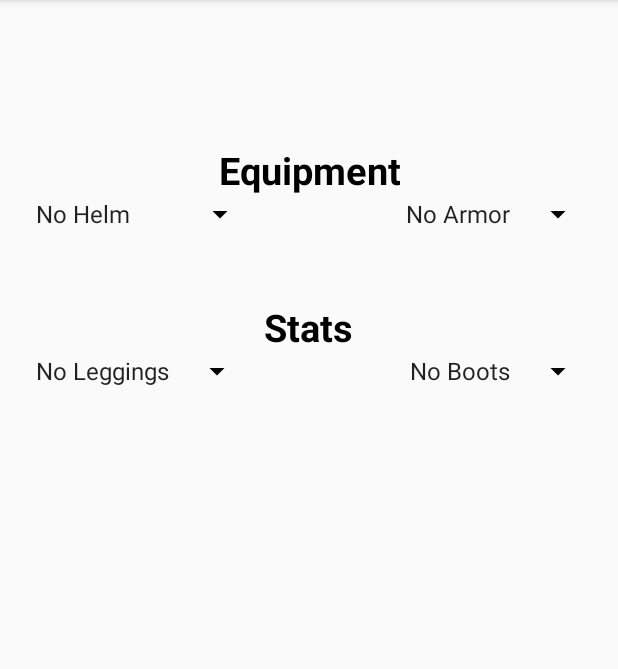
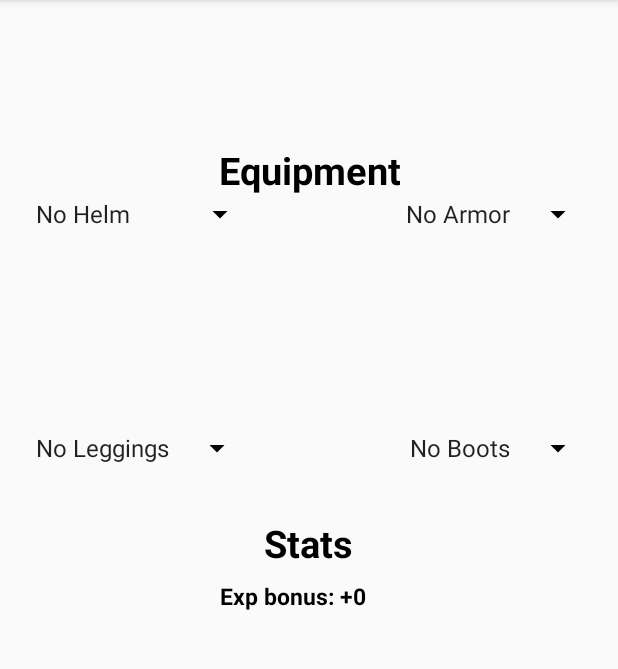
Before and after one commit to gordineerandrew/FatSlayerRPG, an Android app: the fragment Stats shown on its own in the app's theme, on a phone screen of 412 x 824 dp, the part 84-753 px from its top. Run offline under Robolectric (Android 15) with nearby library versions, the phone set to English and light mode, and no system bars.

Commit message:
Quest loot obtained working stats working TODO: Implement difficulty and boosted stats

```diff
--- a/app/src/main/java/fatslayers/fatslayerrpg/MainActivity.java
+++ b/app/src/main/java/fatslayers/fatslayerrpg/MainActivity.java
@@ -30,10 +30,13 @@ import android.view.ViewGroup;
 import android.widget.AdapterView;
 import android.widget.ArrayAdapter;
 import android.widget.ProgressBar;
+import android.widget.RelativeLayout;
 import android.widget.Spinner;
 import android.widget.Switch;
 import android.widget.TextView;
 import android.widget.Toast;
+
+import org.w3c.dom.Text;
 
 import java.util.ArrayList;
 import java.util.List;
@@ -132,6 +135,7 @@ public class MainActivity extends AppCompatActivity  {
         nameText = (TextView) findViewById(R.id.userId);
         levelText = (TextView) findViewById(R.id.userLvl);
         fkme = (TextView) findViewById(R.id.count_fat_slain);
+
 //        spinner_helm = (Spinner) findViewById(R.id.equip_helm);
 //        spinner_armor = (Spinner) findViewById(R.id.equip_armor);
 //        spinner_leggings = (Spinner) findViewById(R.id.equip_leggings);
--- a/app/src/main/java/fatslayers/fatslayerrpg/Stats.java
+++ b/app/src/main/java/fatslayers/fatslayerrpg/Stats.java
@@ -16,6 +16,7 @@ import android.widget.AdapterView;
 import android.widget.ArrayAdapter;
 import android.widget.RelativeLayout;
 import android.widget.Spinner;
+import android.widget.TextView;
 import android.widget.Toast;
 
 import java.util.ArrayList;
@@ -34,17 +35,18 @@ public class Stats extends Fragment implements AdapterView.OnItemSelectedListene
     List<String> leggings_list;
     List<String> boots_list;
 
-    private int helm_int;
-    private int armor_int;
-    private int leggings_int;
-    private int boots_int;
-
+    TextView expBonus;
+    TextView expBoost;
 
 
     @Override
     public View onCreateView(LayoutInflater inflater, ViewGroup container,
                              Bundle savedInstanceState) {
         View rootView = inflater.inflate(R.layout.stats_screen, container, false);
+
+        expBonus = (TextView) rootView.findViewById(R.id.exp_bonus);
+        expBoost = (TextView) rootView.findViewById(R.id.exp_boost);
+
         return rootView;
     }
 
@@ -114,25 +116,26 @@ public class Stats extends Fragment implements AdapterView.OnItemSelectedListene
 
 
     public int getTotalBoost(){
-
         int total_boost = 0;
 
 
         if(spinner_helm.getSelectedItemId() != 0){
-            total_boost += 10;
+            total_boost += 1;
         }
 
         if(spinner_armor.getSelectedItemId() != 0){
-            total_boost += 10;
+            total_boost += 1;
         }
 
         if(spinner_leggings.getSelectedItemId() != 0){
-            total_boost += 10;
+            total_boost += 1;
         }
 
         if(spinner_boots.getSelectedItemId() != 0){
-            total_boost += 10;
+            total_boost += 1;
         }
+
+        expBoost.setText(String.valueOf(total_boost));
 
         return total_boost;
     }
@@ -143,7 +146,7 @@ public class Stats extends Fragment implements AdapterView.OnItemSelectedListene
             helm_list.add("Santa Hat");
         }
         if(armor_bool && !armor_list.contains("Santa Coat")){
-            armor_list.add("Santa Hat");
+            armor_list.add("Santa Coat");
         }
         if(leggings_bool && !leggings_list.contains("Santa Trunks")){
             leggings_list.add("Santa Trunks");
--- a/app/src/main/res/layout/stats_screen.xml
+++ b/app/src/main/res/layout/stats_screen.xml
@@ -19,9 +19,7 @@
         android:layout_height="wrap_content"
         android:layout_below="@+id/equipment"
         android:backgroundTint="@color/black"
-        android:pointerIcon="text"
-
-        />
+        android:pointerIcon="text" />
 
     <Spinner
         android:id="@+id/equip_armor"
@@ -29,23 +27,26 @@
         android:layout_height="wrap_content"
         android:layout_alignParentRight="true"
         android:layout_below="@+id/equipment"
-        android:backgroundTint="@color/black"
-        />
+        android:backgroundTint="@color/black" />
 
     <Spinner
         android:id="@+id/equip_leggings"
         android:layout_width="wrap_content"
         android:layout_height="wrap_content"
-        android:layout_below="@+id/stats"
-        android:backgroundTint="@color/black"/>
+        android:backgroundTint="@color/black"
+        android:layout_alignTop="@+id/stats"
+        android:layout_alignParentLeft="true"
+        android:layout_alignParentStart="true"
+        android:layout_marginTop="12sp" />
 
     <Spinner
         android:id="@+id/equip_boots"
         android:layout_width="wrap_content"
         android:layout_height="wrap_content"
-        android:layout_below="@+id/stats"
+        android:backgroundTint="@color/black"
+        android:layout_alignTop="@+id/equip_leggings"
         android:layout_alignParentRight="true"
-        android:backgroundTint="@color/black"/>
+        android:layout_alignParentEnd="true" />
 
     <TextView
         android:id="@+id/equipment"
@@ -66,10 +67,36 @@
         android:layout_height="wrap_content"
         android:text="Stats"
         android:textAlignment="center"
-        android:layout_centerHorizontal="true"
-        android:layout_below="@+id/equipment"
         android:paddingTop="70sp"
         android:textColor="@color/black"
         android:textStyle="bold"
-        android:textSize="25sp"/>
+        android:textSize="25sp"
+        android:layout_below="@+id/equip_helm"
+        android:layout_centerHorizontal="true"
+        android:layout_marginTop="120sp" />
+
+    <TextView
+        android:id="@+id/exp_bonus"
+        android:layout_width="wrap_content"
+        android:layout_height="wrap_content"
+        android:text="Exp bonus: +"
+        android:textColor="@color/black"
+        android:textStyle="bold"
+        android:textSize="15sp"
+        android:layout_below="@+id/stats"
+        android:layout_alignRight="@+id/stats"
+        android:layout_alignEnd="@+id/stats"
+        android:layout_marginTop="7sp" />
+    <TextView
+        android:id="@+id/exp_boost"
+        android:layout_width="wrap_content"
+        android:layout_height="wrap_content"
+        android:text="0"
+        android:textColor="@color/black"
+        android:textStyle="bold"
+        android:textSize="15sp"
+        android:layout_alignBaseline="@+id/exp_bonus"
+        android:layout_toRightOf="@+id/exp_bonus"
+        android:layout_toEndOf="@+id/exp_bonus" />
+
 </RelativeLayout>
```
Also changed, not shown: app/src/main/java/fatslayers/fatslayerrpg/Quest.java (+12 -0 lines), app/src/main/res/layout/quest_screen.xml (+48 -3 lines), app/src/main/res/layout/spinner_item.xml (added, +30 -0 lines).
